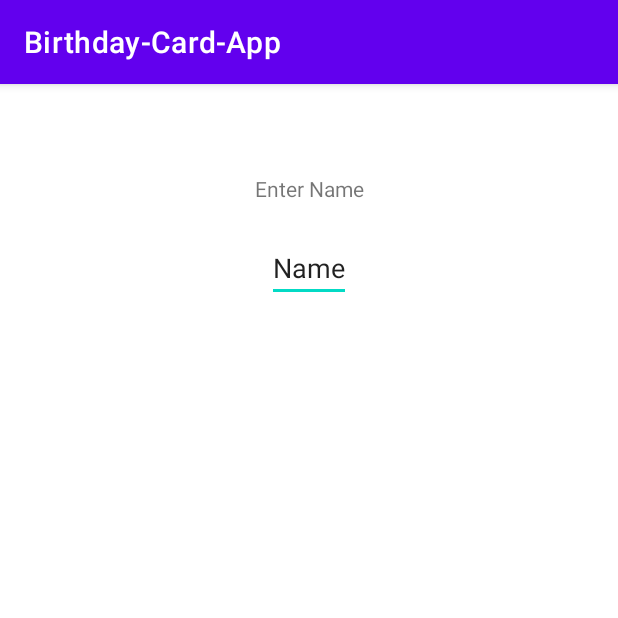
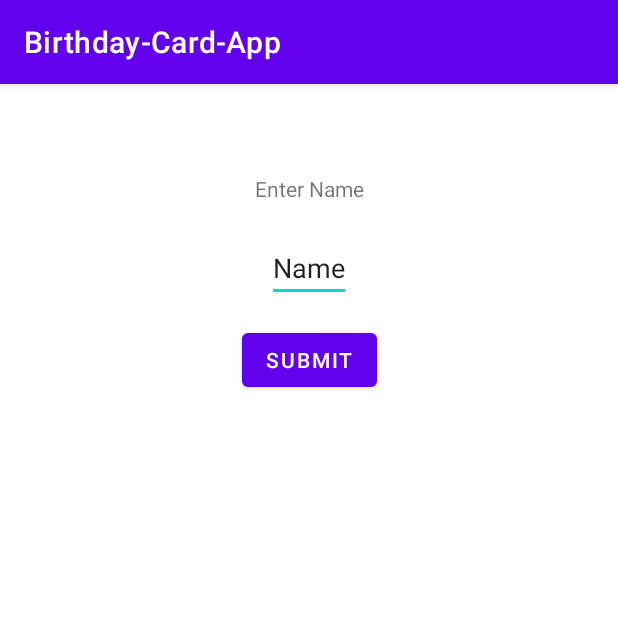
Before and after one commit to mad-skull/Birthday-Card-App, an Android app: the screen it shows after launch (MainActivity), on a phone screen of 412 x 824 dp, the top half of it. Run offline under Robolectric (Android 15) with nearby library versions, the phone set to English and light mode, and no system bars.

Commit message:
Adding button

```diff
--- a/app/src/main/res/layout/activity_main.xml
+++ b/app/src/main/res/layout/activity_main.xml
@@ -22,5 +22,13 @@
         app:layout_constraintRight_toRightOf="parent"
         app:layout_constraintTop_toTopOf="parent"
         android:layout_marginTop="100dp" />
+    <Button
+        android:layout_width="wrap_content"
+        android:layout_height="wrap_content"
+        app:layout_constraintLeft_toLeftOf="parent"
+        app:layout_constraintRight_toRightOf="parent"
+        app:layout_constraintTop_toTopOf="parent"
+        android:text="Submit"
+        android:layout_marginTop="160dp" />
 
 </androidx.constraintlayout.widget.ConstraintLayout>
```
